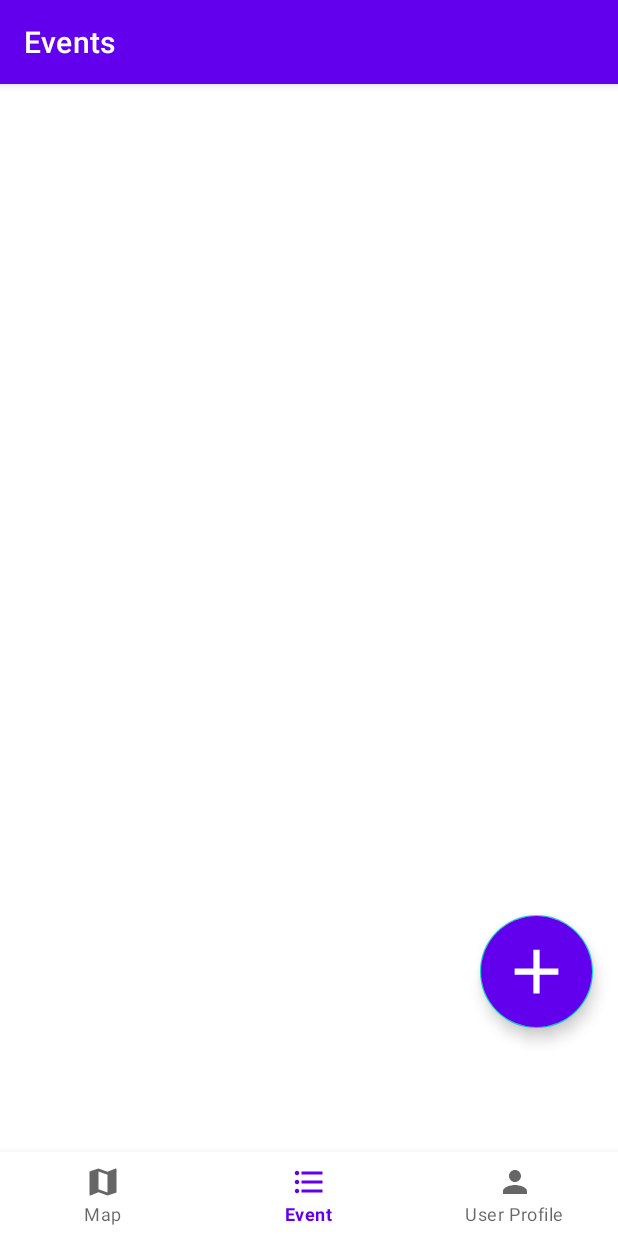
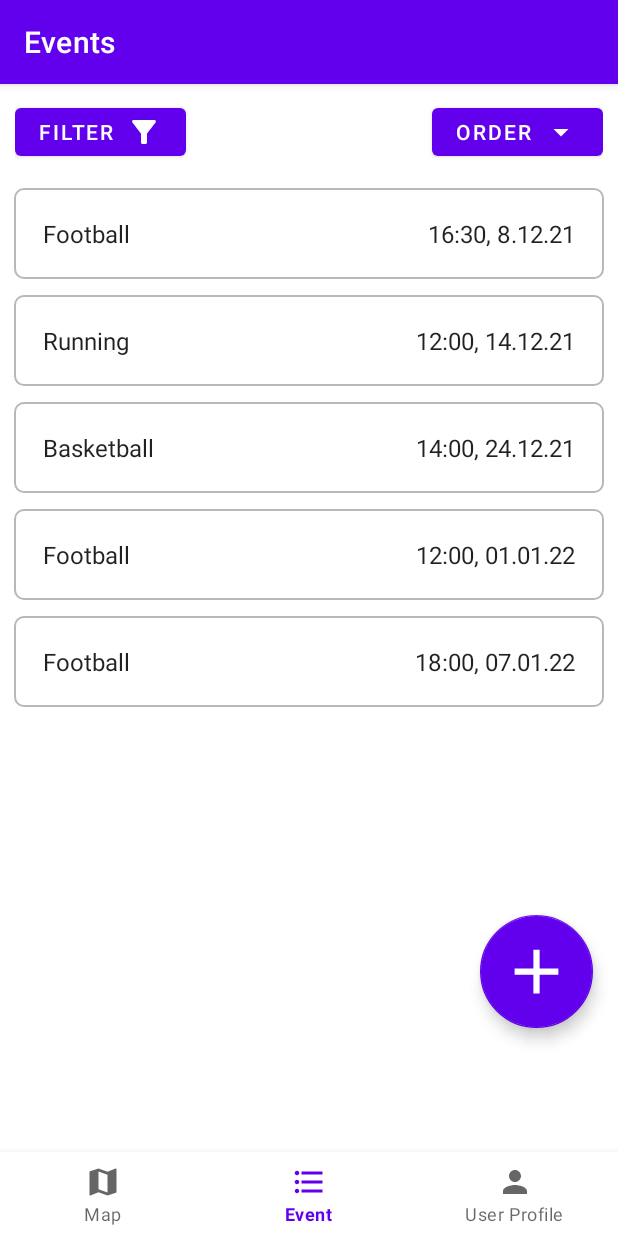
Before and after one commit to Gandalfalex/EAMA_Project, an Android app: the EventFragment screen opened through its navigation route, on a phone screen of 412 x 824 dp. Run offline under Robolectric (Android 15) with nearby library versions, the phone set to English and light mode, and no system bars; our stand-ins replace Volley, navigation-ui; network calls fail.

Commit message:
added recyclerViewAdapter for event list and buttons for possible filters and ordering

```diff
--- a/Project/MeetForSport/app/src/main/java/com/example/meetforsport/ui/EventMode/EventFragment.java
+++ b/Project/MeetForSport/app/src/main/java/com/example/meetforsport/ui/EventMode/EventFragment.java
@@ -4,17 +4,23 @@ import android.content.Context;
 import android.content.Intent;
 import android.os.Bundle;
 import android.util.Log;
+import android.util.Pair;
 import android.view.LayoutInflater;
 import android.view.View;
 import android.view.ViewGroup;
+import android.widget.Button;
 import android.widget.TextView;
 import android.widget.Toast;
 
 import androidx.annotation.NonNull;
 import androidx.annotation.Nullable;
+import androidx.core.view.GravityCompat;
+import androidx.drawerlayout.widget.DrawerLayout;
 import androidx.fragment.app.Fragment;
 import androidx.lifecycle.Observer;
 import androidx.lifecycle.ViewModelProvider;
+import androidx.recyclerview.widget.LinearLayoutManager;
+import androidx.recyclerview.widget.RecyclerView;
 
 import com.android.volley.Request;
 import com.android.volley.Response;
@@ -22,11 +28,13 @@ import com.android.volley.VolleyError;
 import com.android.volley.toolbox.JsonObjectRequest;
 import com.example.meetforsport.R;
 import com.example.meetforsport.databinding.FragmentEventBinding;
-import com.example.meetforsport.ui.EventCreator.EventCreator;
 import com.example.meetforsport.ui.ServerCommunication.GetRequestCreator;
 import com.google.android.material.floatingactionbutton.FloatingActionButton;
 
 import org.json.JSONObject;
+
+import java.util.ArrayList;
+import java.util.List;
 
 
 public class EventFragment extends Fragment {
@@ -41,6 +49,8 @@ public class EventFragment extends Fragment {
         View root = binding.getRoot();
 
         View v = inflater.inflate(R.layout.fragment_event, container,false);
+        DrawerLayout filterDrawerLayout = (DrawerLayout) v.findViewById(R.id.filter_drawer);
+
         FloatingActionButton button = (FloatingActionButton) v.findViewById(R.id.fab_newEvent_EventMode);
         button.setOnClickListener(new View.OnClickListener() {
             @Override
@@ -50,6 +60,20 @@ public class EventFragment extends Fragment {
                 Log.d("Click", "CLICK..");
             }
         });
+
+        Button filterButton = v.findViewById(R.id.filter_button);
+        filterButton.setOnClickListener(new View.OnClickListener() {
+            @Override
+            public void onClick(View view) {
+                Log.e("CLICK","CLICK");
+                filterDrawerLayout.openDrawer(GravityCompat.END);
+            }
+        });
+
+        RecyclerView recyclerView = root.findViewById(R.id.events_recycler_view);
+        recyclerView.setLayoutManager(new LinearLayoutManager(getContext(), LinearLayoutManager.VERTICAL, false));
+        recyclerView.setAdapter(new RecyclerViewAdapter(getContext(), DummyEvents()));
+
         return root;
     }
 
@@ -75,10 +99,17 @@ public class EventFragment extends Fragment {
         return  jsonObjectRequest;
     }
 
+    private static List<Pair<String,String>> DummyEvents(){
 
+        List<Pair<String,String>> myList = new ArrayList<>();
+        myList.add(new Pair<>("Football", "16:30, 8.12.21"));
+        myList.add(new Pair<>("Running", "12:00, 14.12.21"));
+        myList.add(new Pair<>("Basketball", "14:00, 24.12.21"));
+        myList.add(new Pair<>("Football", "12:00, 01.01.22"));
+        myList.add(new Pair<>("Football", "18:00, 07.01.22"));
 
-
-
+        return myList;
+    }
 
     @Override
     public void onDestroyView() {
--- /dev/null
+++ b/Project/MeetForSport/app/src/main/java/com/example/meetforsport/ui/EventMode/RecyclerViewAdapter.java
@@ -0,0 +1,59 @@
+package com.example.meetforsport.ui.EventMode;
+
+import android.content.Context;
+import android.util.Pair;
+import android.view.LayoutInflater;
+import android.view.View;
+import android.view.ViewGroup;
+import android.widget.TextView;
+
+import androidx.annotation.NonNull;
+import androidx.recyclerview.widget.RecyclerView;
+
+import com.example.meetforsport.R;
+
+import java.util.List;
+
+public class RecyclerViewAdapter extends RecyclerView.Adapter<RecyclerViewAdapter.SViewHolder> {
+
+
+    private List<Pair<String,String>> information;
+    private Context context;
+
+    public RecyclerViewAdapter(Context context, List<Pair<String,String>> eventInformation){
+        information = eventInformation;
+        this.context = context;
+    }
+
+    @NonNull
+    @Override
+    public SViewHolder onCreateViewHolder(@NonNull ViewGroup parent, int viewType) {
+        LayoutInflater inflater = LayoutInflater.from(context);
+        View view = inflater.inflate(R.layout.event_recyclerview_information_holder, parent, false);
+        return new SViewHolder(view);
+    }
+
+    @Override
+    public void onBindViewHolder(@NonNull SViewHolder holder, int position) {
+        holder.event_sport.setText(information.get(position).first);
+        holder.event_time.setText(information.get(position).second);
+    }
+
+    @Override
+    public int getItemCount() {
+        return information.size();
+    }
+
+
+
+    public class SViewHolder extends RecyclerView.ViewHolder {
+
+        TextView event_sport, event_time;
+
+        public SViewHolder(@NonNull View itemView) {
+            super(itemView);
+            event_sport = itemView.findViewById(R.id.my_events_sport);
+            event_time = itemView.findViewById(R.id.my_events_time);
+        }
+    }
+}
--- /dev/null
+++ b/Project/MeetForSport/app/src/main/res/drawable/ic_arrow_drop_down.xml
@@ -0,0 +1,10 @@
+<vector xmlns:android="http://schemas.android.com/apk/res/android"
+    android:width="24dp"
+    android:height="24dp"
+    android:viewportWidth="24"
+    android:viewportHeight="24"
+    android:tint="?attr/colorControlNormal">
+  <path
+      android:fillColor="@android:color/white"
+      android:pathData="M7,10l5,5 5,-5z"/>
+</vector>
--- /dev/null
+++ b/Project/MeetForSport/app/src/main/res/drawable/ic_filter.xml
@@ -0,0 +1,10 @@
+<vector xmlns:android="http://schemas.android.com/apk/res/android"
+    android:width="24dp"
+    android:height="24dp"
+    android:viewportWidth="24"
+    android:viewportHeight="24"
+    android:tint="?attr/colorControlNormal">
+  <path
+      android:fillColor="@android:color/white"
+      android:pathData="M4.25,5.61C6.27,8.2 10,13 10,13v6c0,0.55 0.45,1 1,1h2c0.55,0 1,-0.45 1,-1v-6c0,0 3.72,-4.8 5.74,-7.39C20.25,4.95 19.78,4 18.95,4H5.04C4.21,4 3.74,4.95 4.25,5.61z"/>
+</vector>
--- a/Project/MeetForSport/app/src/main/res/layout/fragment_event.xml
+++ b/Project/MeetForSport/app/src/main/res/layout/fragment_event.xml
@@ -5,6 +5,50 @@
     android:layout_width="match_parent"
     android:layout_height="match_parent"
     tools:context=".ui.EventMode.EventFragment">
+
+    <RelativeLayout
+        android:id="@+id/filter_and_order"
+        android:layout_width="match_parent"
+        android:layout_height="wrap_content"
+        android:orientation="horizontal"
+        android:padding="10dp"
+        app:layout_constraintEnd_toEndOf="parent"
+        app:layout_constraintStart_toStartOf="parent"
+        app:layout_constraintTop_toTopOf="parent">
+
+        <Button
+            android:id="@+id/filter_button"
+            android:layout_width="wrap_content"
+            android:layout_height="wrap_content"
+            android:drawableEnd="@drawable/ic_filter"
+            android:drawableTint="@color/white"
+            android:minHeight="0dp"
+            android:paddingVertical="4dp"
+            android:text="Filter" />
+
+        <Button
+            android:id="@+id/order_button"
+            android:layout_width="wrap_content"
+            android:layout_height="wrap_content"
+            android:drawableEnd="@drawable/ic_arrow_drop_down"
+            android:drawableTint="@color/white"
+            android:minHeight="0dp"
+            android:paddingVertical="4dp"
+            android:layout_alignParentEnd="true"
+            android:text="Order"
+            />
+    </RelativeLayout>
+
+    <androidx.recyclerview.widget.RecyclerView
+        android:id="@+id/events_recycler_view"
+        android:layout_width="0dp"
+        android:layout_height="0dp"
+        android:layout_marginHorizontal="4dp"
+        android:layout_marginBottom="?attr/actionBarSize"
+        app:layout_constraintBottom_toBottomOf="parent"
+        app:layout_constraintEnd_toEndOf="parent"
+        app:layout_constraintStart_toStartOf="parent"
+        app:layout_constraintTop_toBottomOf="@id/filter_and_order" />
 
     <com.google.android.material.floatingactionbutton.FloatingActionButton
         android:id="@+id/fab_newEvent_EventMode"
@@ -15,6 +59,7 @@
         android:backgroundTint="?colorPrimary"
         android:layout_marginBottom="?attr/actionBarSize"
         android:contentDescription="@string/new_Event"
+        app:backgroundTint="?colorPrimary"
         app:tint="@color/white"
         app:layout_constraintBottom_toBottomOf="parent"
         app:layout_constraintEnd_toEndOf="parent"
@@ -26,5 +71,12 @@
         app:maxImageSize="50dp"
         app:srcCompat="@drawable/ic_add_white"/>
 
+    <androidx.drawerlayout.widget.DrawerLayout
+        android:id="@+id/filter_drawer"
+        android:layout_width="240dp"
+        android:layout_height="match_parent"
+        app:layout_constraintEnd_toEndOf="parent"
+        />
+
 
 </androidx.constraintlayout.widget.ConstraintLayout>
--- a/Project/MeetForSport/app/src/main/res/layout/fragment_map.xml
+++ b/Project/MeetForSport/app/src/main/res/layout/fragment_map.xml
@@ -29,6 +29,7 @@
         android:backgroundTint="?colorPrimary"
         android:layout_marginBottom="?attr/actionBarSize"
         android:contentDescription="@string/new_Event"
+        app:backgroundTint="?colorPrimary"
         app:tint="@color/white"
         app:layout_constraintBottom_toBottomOf="parent"
         app:layout_constraintEnd_toEndOf="parent"
```
